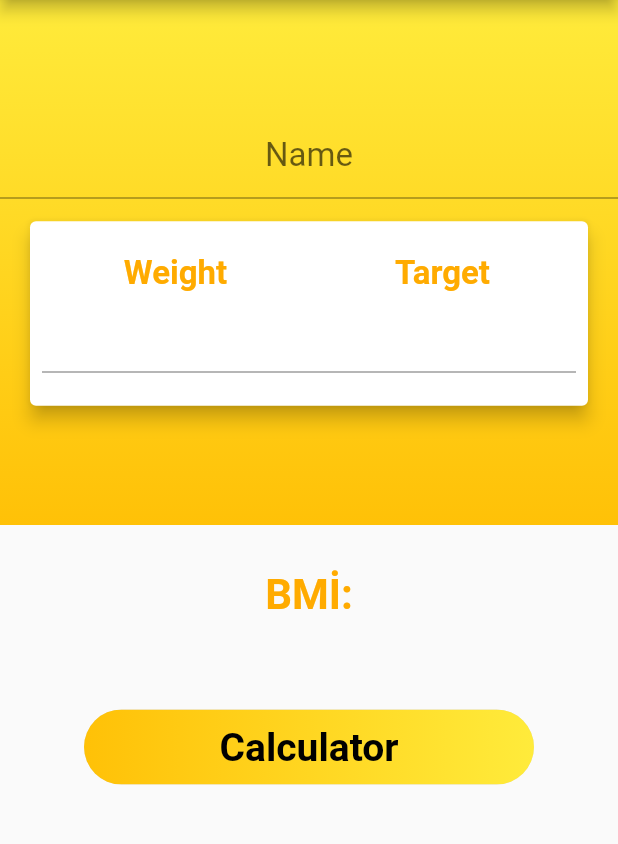
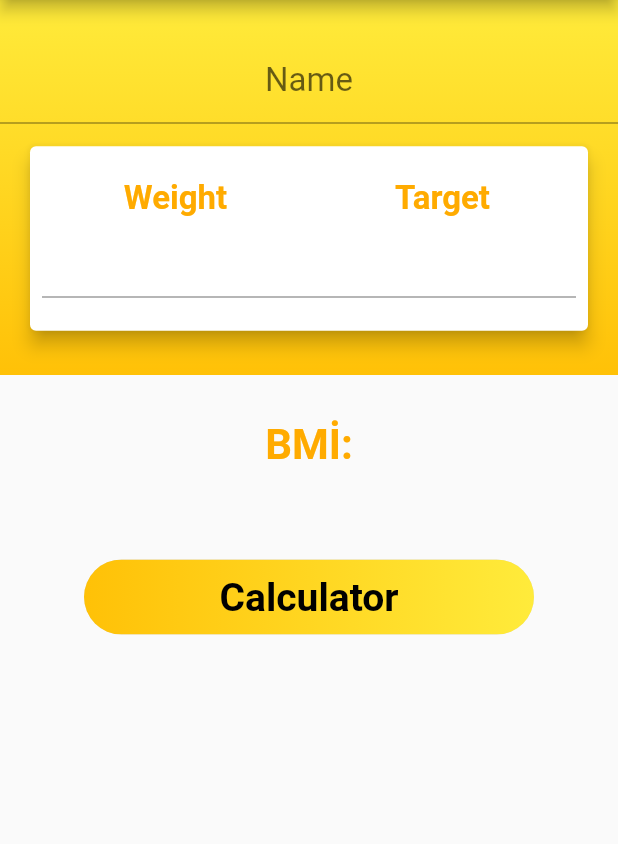
Before and after one commit to Ywhire/app, a Flutter app: the MyProfilePage screen opened by its route, on a phone screen of 412 x 824 dp, the part 84-928 px from its top. Run offline on Flutter 3.47's test engine with Material 2 defaults, Android fonts, the phone set to English and light mode, and no system bars; our stand-ins replace flutter_vector_icons, table_calendar.

Commit message:
Profil Ekranı ve BMİ modeli final sürümü

```diff
--- a/lib/module/myprofile/my_profile_page.dart
+++ b/lib/module/myprofile/my_profile_page.dart
@@ -1,6 +1,8 @@
+import 'package:app/module/myprofile/bmiCalculatorScreen.dart';
 import 'package:app/widget/drawer.dart';
 import 'package:flutter/material.dart';
 import 'package:flutter/services.dart';
+import 'package:flutter_vector_icons/flutter_vector_icons.dart';
 
 
 class MyProfilePage  extends StatelessWidget {
@@ -25,7 +27,7 @@ class MyProfilePage  extends StatelessWidget {
               ),
               child: Container(
                 width: double.infinity,
-                height: 350.0,
+                height: 250.0,
                 child: Center(
                   child: Column(
                     crossAxisAlignment: CrossAxisAlignment.center,
@@ -78,7 +80,7 @@ class MyProfilePage  extends StatelessWidget {
                                     ),
                                     TextField(
                                       textAlign: TextAlign.center,
-
+                                      keyboardType: TextInputType.number,
                                       style: TextStyle(
                                         fontSize: 20.0,
                                         color: Colors.black,
@@ -104,7 +106,7 @@ class MyProfilePage  extends StatelessWidget {
                                     ),
                                     TextField(
                                       textAlign: TextAlign.center,
-
+                                      keyboardType: TextInputType.number,
                                       style: TextStyle(
                                         fontSize: 20.0,
                                         color: Colors.black,
@@ -154,7 +156,11 @@ class MyProfilePage  extends StatelessWidget {
             width: 300.00,
 
             child: RaisedButton(
-                onPressed: (){},
+                onPressed: (){
+                  Navigator.push(context , MaterialPageRoute(
+                      builder: (context) => bmiCalculatorScreen()
+                  ));
+                },
                 shape: RoundedRectangleBorder(
                     borderRadius: BorderRadius.circular(80.0)
                 ),
```
